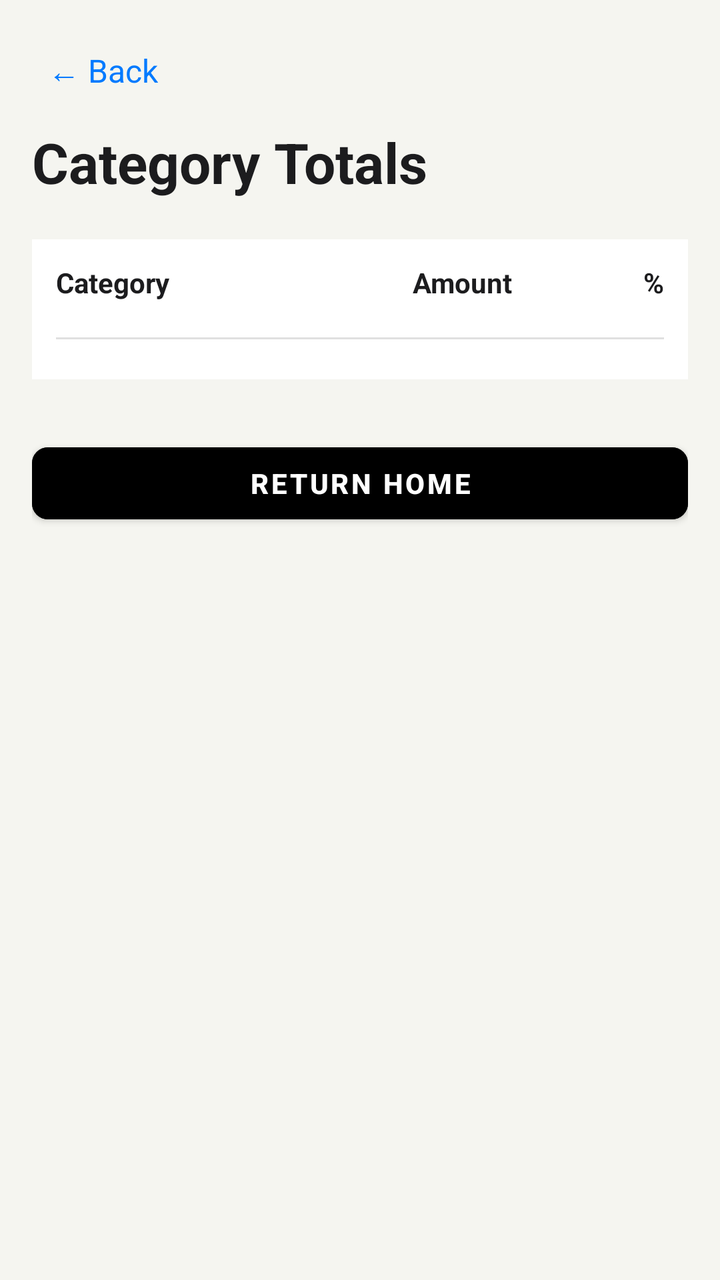
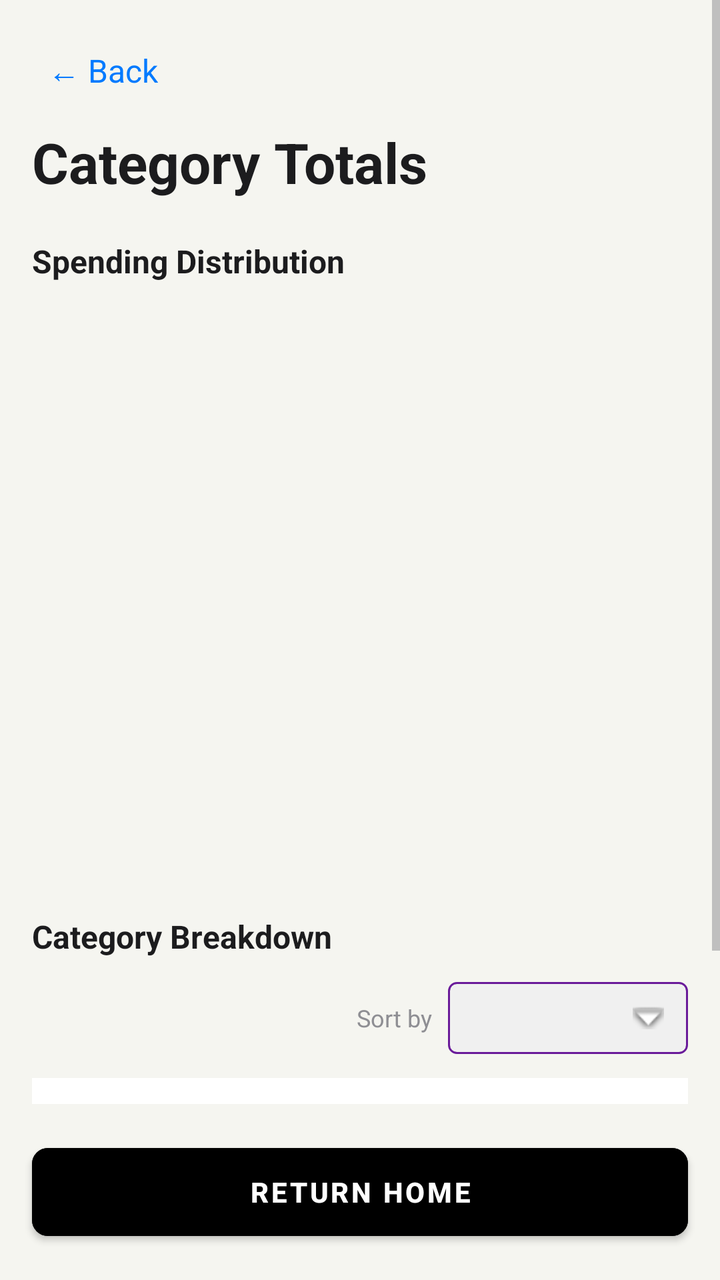

An Android layout rendered at two revisions. The XML below is the earlier revision; the diff shows what the commit changed to produce the second picture.
<!-- AndroidManifest.xml: application theme Theme.HarmonieBudget -->
<!-- res/layout/activity_category_total.xml -->
<?xml version="1.0" encoding="utf-8"?>
<LinearLayout
    xmlns:android="http://schemas.android.com/apk/res/android"
    android:layout_width="match_parent"
    android:layout_height="match_parent"
    android:orientation="vertical"
    android:background="@color/background_light">

    <ScrollView
        android:layout_width="match_parent"
        android:layout_height="match_parent"
        android:fillViewport="true"
        android:scrollbars="vertical">

        <LinearLayout
            android:layout_width="match_parent"
            android:layout_height="wrap_content"
            android:orientation="vertical"
            android:padding="16dp"
            android:paddingTop="12dp"
            android:paddingBottom="32dp">

            
            <TextView
                android:id="@+id/iv_back_arrow"
                android:layout_width="wrap_content"
                android:layout_height="wrap_content"
                android:text="@string/back_arrow"
                android:textSize="16sp"
                android:textColor="@color/accent_blue"
                android:padding="8dp"
                android:layout_marginBottom="8dp"
                android:clickable="true"
                android:focusable="true" />

            
            <TextView
                android:id="@+id/tv_title"
                android:layout_width="wrap_content"
                android:layout_height="wrap_content"
                android:text="@string/category_totals_title"
                android:textColor="@color/text_primary_light"
                android:textSize="28sp"
                android:textStyle="bold"
                android:layout_marginBottom="20dp" />

            
            <LinearLayout
                android:layout_width="match_parent"
                android:layout_height="wrap_content"
                android:orientation="vertical"
                android:background="@color/surface_light"
                android:padding="12dp"
                android:layout_marginBottom="20dp">

                
                <LinearLayout
                    android:layout_width="match_parent"
                    android:layout_height="wrap_content"
                    android:orientation="horizontal"
                    android:paddingBottom="10dp"
                    android:layout_marginBottom="8dp">

                    <TextView
                        android:layout_width="0dp"
                        android:layout_height="wrap_content"
                        android:layout_weight="2"
                        android:text="@string/table_header_category"
                        android:textSize="14sp"
                        android:textStyle="bold"
                        android:textColor="@color/text_primary_light" />

                    <TextView
                        android:layout_width="0dp"
                        android:layout_height="wrap_content"
                        android:layout_weight="1"
                        android:text="@string/table_header_amount"
                        android:textSize="14sp"
                        android:textStyle="bold"
                        android:textColor="@color/text_primary_light"
                        android:gravity="end" />

                    <TextView
                        android:layout_width="0dp"
                        android:layout_height="wrap_content"
                        android:layout_weight="1"
                        android:text="@string/table_header_percentage"
                        android:textSize="14sp"
                        android:textStyle="bold"
                        android:textColor="@color/text_primary_light"
                        android:gravity="end" />

                </LinearLayout>

                
                <View
                    android:layout_width="match_parent"
                    android:layout_height="1dp"
                    android:background="@color/border_light"
                    android:layout_marginBottom="8dp" />

                
                <LinearLayout
                    android:id="@+id/table_rows_container"
                    android:layout_width="match_parent"
                    android:layout_height="wrap_content"
                    android:orientation="vertical" />

            </LinearLayout>

            
            <Button
                android:id="@+id/btn_return_home"
                style="@style/StandardButton"
                android:layout_width="match_parent"
                android:layout_height="48dp"
                android:layout_marginTop="8dp"
                android:text="@string/return_home" />

        </LinearLayout>
    </ScrollView>
</LinearLayout>
<!-- resources referenced by this layout -->
<resources>
  <color name="accent_blue">#007AFF</color>
  <color name="background_light">#F5F5F0</color>
  <color name="border_light">#E0E0E0</color>
  <color name="surface_light">#FFFFFF</color>
  <color name="text_primary_light">#1C1C1E</color>
  <string name="back_arrow">← Back</string>
  <string name="category_totals_title">Category Totals</string>
  <string name="return_home">Return Home</string>
  <string name="table_header_amount">Amount</string>
  <string name="table_header_category">Category</string>
  <string name="table_header_percentage">%</string>
  <style name="StandardButton" parent="Widget.MaterialComponents.Button">
          <item name="android:backgroundTint">@color/button_background_standard</item>
          <item name="android:textColor">@color/button_text_standard</item>
          <item name="android:textSize">14sp</item>
          <item name="android:textStyle">bold</item>
          <item name="android:minHeight">48dp</item>
          <item name="android:minWidth">0dp</item>
          <item name="android:paddingStart">16dp</item>
          <item name="android:paddingEnd">16dp</item>
          <item name="cornerRadius">8dp</item>
      </style>
  <style name="Theme.HarmonieBudget" parent="Theme.MaterialComponents.DayNight.NoActionBar">
  
          <item name="colorPrimary">@color/purple_500</item>
          <item name="colorPrimaryVariant">@color/purple_700</item>
          <item name="colorSecondary">@color/teal_200</item>
  
          <item name="android:windowBackground">@color/background_light</item>
  
          
          <item name="android:textColor">@color/text_primary_light</item>
          <item name="android:textColorPrimary">@color/text_primary_light</item>
          <item name="android:textColorSecondary">@color/text_secondary_light</item>
          <item name="android:textColorHint">@color/text_hint_light</item>
  
          <item name="colorControlNormal">@color/text_secondary_light</item>
          <item name="colorControlActivated">@color/accent_blue</item>
          <item name="colorButtonNormal">@color/button_background_standard</item>
  
          <item name="cardViewStyle">@style/CardViewLight</item>
  
      </style>
  <color name="button_background_standard">#000000</color>
  <color name="button_text_standard">#FFFFFF</color>
  <color name="purple_500">#FF6200EE</color>
  <color name="purple_700">#FF3700B3</color>
  <color name="teal_200">#FF03DAC5</color>
  <color name="text_secondary_light">#8E8E93</color>
  <color name="text_hint_light">#C7C7CC</color>
  <style name="CardViewLight" parent="CardView">
          <item name="cardBackgroundColor">@color/surface_light</item>
          <item name="cardElevation">1dp</item>
          <item name="cardCornerRadius">12dp</item>
      </style>
</resources>

<!-- the commit's change to res/layout/activity_category_total.xml (unified diff, before → after) -->
@@ -8,7 +8,8 @@
 
     <ScrollView
         android:layout_width="match_parent"
-        android:layout_height="match_parent"
+        android:layout_height="0dp"
+        android:layout_weight="1"
         android:fillViewport="true"
         android:scrollbars="vertical">
 
@@ -18,7 +19,7 @@
             android:orientation="vertical"
             android:padding="16dp"
             android:paddingTop="12dp"
-            android:paddingBottom="32dp">
+            android:paddingBottom="24dp">
 
             
             <TextView
@@ -31,7 +32,8 @@
                 android:padding="8dp"
                 android:layout_marginBottom="8dp"
                 android:clickable="true"
-                android:focusable="true" />
+                android:focusable="true"
+                android:contentDescription="@string/back_navigation_description" />
 
             
             <TextView
@@ -45,13 +47,67 @@
                 android:layout_marginBottom="20dp" />
 
             
+            <TextView
+                android:layout_width="wrap_content"
+                android:layout_height="wrap_content"
+                android:text="@string/spending_distribution"
+                android:textSize="16sp"
+                android:textStyle="bold"
+                android:textColor="@color/text_primary_light"
+                android:layout_marginBottom="12dp" />
+
+            <FrameLayout
+                android:id="@+id/pie_container"
+                android:layout_width="match_parent"
+                android:layout_height="280dp"
+                android:layout_marginBottom="16dp" />
+
+            
+            <TextView
+                android:layout_width="wrap_content"
+                android:layout_height="wrap_content"
+                android:text="@string/category_breakdown"
+                android:textSize="16sp"
+                android:textStyle="bold"
+                android:textColor="@color/text_primary_light"
+                android:layout_marginBottom="12dp"
+                android:layout_marginTop="8dp" />
+
+            
+            <LinearLayout
+                android:layout_width="match_parent"
+                android:layout_height="wrap_content"
+                android:orientation="horizontal"
+                android:layout_marginBottom="12dp"
+                android:gravity="end">
+
+                <TextView
+                    android:layout_width="wrap_content"
+                    android:layout_height="wrap_content"
+                    android:text="@string/sort_by"
+                    android:textSize="12sp"
+                    android:textColor="@color/text_secondary_light"
+                    android:layout_marginEnd="8dp"
+                    android:layout_gravity="center_vertical" />
+
+                <Spinner
+                    android:id="@+id/spinner_sort"
+                    android:layout_width="120dp"
+                    android:layout_height="36dp"
+                    android:background="@drawable/spinner_dropdown_background"
+                    android:paddingStart="8dp"
+                    android:paddingEnd="8dp" />
+
+            </LinearLayout>
+
+            
             <LinearLayout
                 android:layout_width="match_parent"
                 android:layout_height="wrap_content"
                 android:orientation="vertical"
                 android:background="@color/surface_light"
                 android:padding="12dp"
-                android:layout_marginBottom="20dp">
+                android:layout_marginBottom="16dp">
 
                 
                 <LinearLayout
@@ -62,15 +118,20 @@
                     android:layout_marginBottom="8dp">
 
                     <TextView
+                        android:id="@+id/header_category"
                         android:layout_width="0dp"
                         android:layout_height="wrap_content"
                         android:layout_weight="2"
                         android:text="@string/table_header_category"
                         android:textSize="14sp"
                         android:textStyle="bold"
-                        android:textColor="@color/text_primary_light" />
+                        android:textColor="@color/text_primary_light"
+                        android:clickable="true"
+                        android:focusable="true"
+                        android:contentDescription="@string/sort_by_category" />
 
                     <TextView
+                        android:id="@+id/header_amount"
                         android:layout_width="0dp"
                         android:layout_height="wrap_content"
                         android:layout_weight="1"
@@ -78,9 +139,13 @@
                         android:textSize="14sp"
                         android:textStyle="bold"
                         android:textColor="@color/text_primary_light"
-                        android:gravity="end" />
+                        android:gravity="end"
+                        android:clickable="true"
+                        android:focusable="true"
+                        android:contentDescription="@string/sort_by_amount" />
 
                     <TextView
+                        android:id="@+id/header_percentage"
                         android:layout_width="0dp"
                         android:layout_height="wrap_content"
                         android:layout_weight="1"
@@ -88,7 +153,10 @@
                         android:textSize="14sp"
                         android:textStyle="bold"
                         android:textColor="@color/text_primary_light"
-                        android:gravity="end" />
+                        android:gravity="end"
+                        android:clickable="true"
+                        android:focusable="true"
+                        android:contentDescription="@string/sort_by_percentage" />
 
                 </LinearLayout>
 
@@ -108,15 +176,16 @@
 
             </LinearLayout>
 
-            
-            <Button
-                android:id="@+id/btn_return_home"
-                style="@style/StandardButton"
-                android:layout_width="match_parent"
-                android:layout_height="48dp"
-                android:layout_marginTop="8dp"
-                android:text="@string/return_home" />
-
         </LinearLayout>
     </ScrollView>
+
+    
+    <Button
+        android:id="@+id/btn_return_home"
+        style="@style/StandardButton"
+        android:layout_width="match_parent"
+        android:layout_height="56dp"
+        android:layout_margin="16dp"
+        android:text="@string/return_home" />
+
 </LinearLayout>
<!-- resource entries referenced after the edit -->
@@ -6,8 +6,15 @@
   <color name="surface_light">#FFFFFF</color>
   <color name="text_primary_light">#1C1C1E</color>
   <string name="back_arrow">← Back</string>
+  <string name="back_navigation_description">Navigate back to previous screen</string>
+  <string name="category_breakdown">Category Breakdown</string>
   <string name="category_totals_title">Category Totals</string>
   <string name="return_home">Return Home</string>
+  <string name="sort_by">Sort by</string>
+  <string name="sort_by_amount">Sort table by amount</string>
+  <string name="sort_by_category">Sort table by category name</string>
+  <string name="sort_by_percentage">Sort table by percentage</string>
+  <string name="spending_distribution">Spending Distribution</string>
   <string name="table_header_amount">Amount</string>
   <string name="table_header_category">Category</string>
   <string name="table_header_percentage">%</string>
@@ -49,6 +56,23 @@
   <color name="purple_700">#FF3700B3</color>
   <color name="teal_200">#FF03DAC5</color>
   <color name="text_secondary_light">#8E8E93</color>
+  <!-- drawable spinner_dropdown_background (drawable) -->
+  <?xml version="1.0" encoding="utf-8"?>
+  <layer-list xmlns:android="http://schemas.android.com/apk/res/android">
+      
+      <item>
+          <shape android:shape="rectangle">
+              <solid android:color="#F0F0F0" />
+              <corners android:radius="4dp" />
+              <stroke android:width="1dp" android:color="#6A1B9A" />
+          </shape>
+      </item>
+      
+      <item
+          android:drawable="@android:drawable/arrow_down_float"
+          android:gravity="center_vertical|end"
+          android:right="12dp" />
+  </layer-list>
   <color name="text_hint_light">#C7C7CC</color>
   <style name="CardViewLight" parent="CardView">
           <item name="cardBackgroundColor">@color/surface_light</item>
